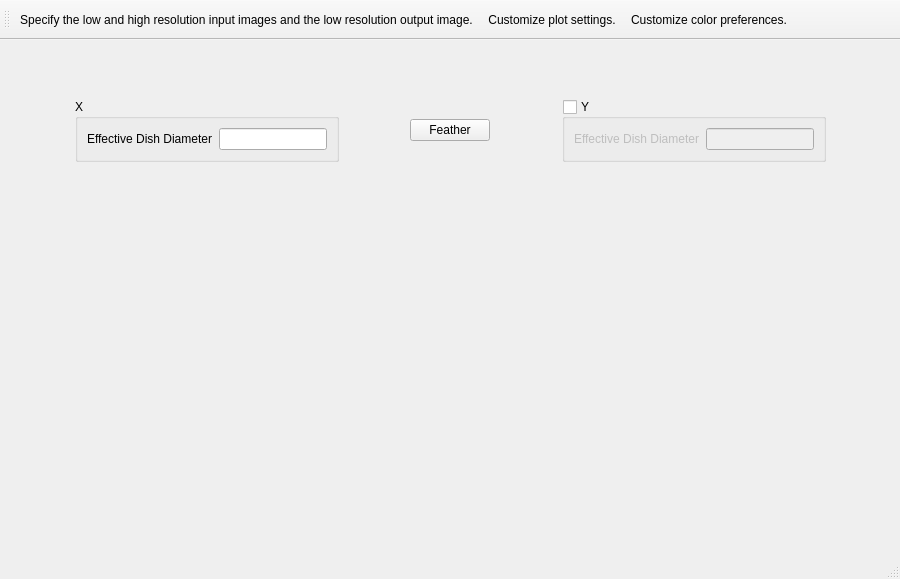
The window that code/guitools/Feather/FeatherMain.ui (radio-astro/casa) describes before a commit, drawn with Qt 5.
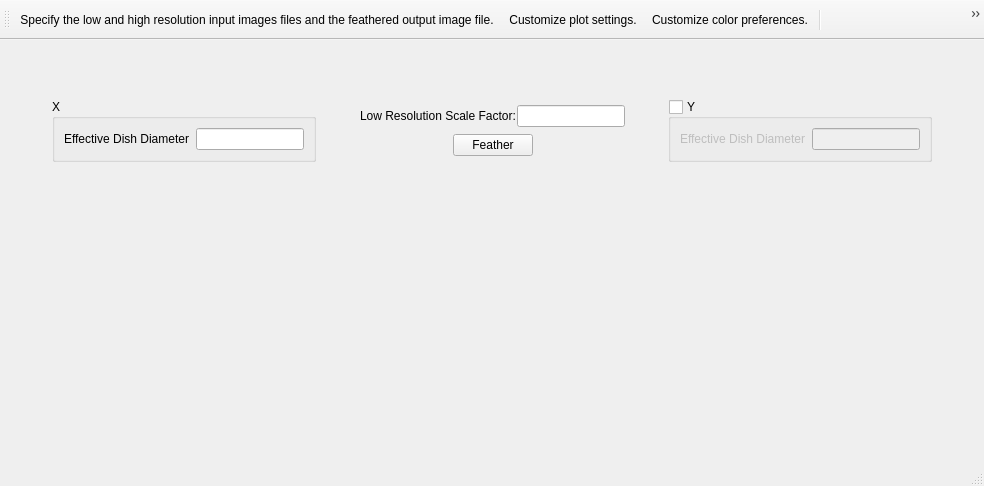
The same window after the commit. Icons and pictures are not drawn.

Commit message: New Development: Yes             JIRA Issue: No         Ready for Test: Yes      Interface Changes: Yes What Interface Changed: Various work on developing the user interface.          Test Programs: List test programs   Put in Release Notes: No              Module(s): Module Names change impacts.            Description: Work on Feather GUI interface

```diff
--- a/code/guitools/Feather/FeatherMain.ui
+++ b/code/guitools/Feather/FeatherMain.ui
@@ -6,8 +6,8 @@
    <rect>
     <x>0</x>
     <y>0</y>
-    <width>900</width>
-    <height>579</height>
+    <width>984</width>
+    <height>486</height>
    </rect>
   </property>
   <property name="sizePolicy">
@@ -20,7 +20,7 @@
    <string>Feather</string>
   </property>
   <widget class="QWidget" name="centralwidget">
-   <layout class="QVBoxLayout" name="verticalLayout_3">
+   <layout class="QVBoxLayout" name="verticalLayout_4">
     <item>
      <layout class="QHBoxLayout" name="horizontalLayout_3">
       <item>
@@ -81,7 +81,7 @@
           <property name="maximumSize">
            <size>
             <width>64</width>
-            <height>64</height>
+            <height>25</height>
            </size>
           </property>
           <property name="font">
@@ -101,6 +101,12 @@
         </item>
         <item>
          <widget class="QLabel" name="featherBottomLabel">
+          <property name="maximumSize">
+           <size>
+            <width>16777215</width>
+            <height>25</height>
+           </size>
+          </property>
           <property name="text">
            <string/>
           </property>
@@ -140,7 +146,10 @@
      </layout>
     </item>
     <item>
-     <layout class="QHBoxLayout" name="horizontalLayout">
+     <layout class="QHBoxLayout" name="horizontalLayout_6">
+      <property name="spacing">
+       <number>1</number>
+      </property>
       <item>
        <spacer name="horizontalSpacer_4">
         <property name="orientation">
@@ -162,7 +171,7 @@
         <property name="checkable">
          <bool>false</bool>
         </property>
-        <layout class="QHBoxLayout" name="horizontalLayout_2">
+        <layout class="QHBoxLayout" name="horizontalLayout">
          <item>
           <widget class="QLabel" name="label">
            <property name="text">
@@ -171,7 +180,11 @@
           </widget>
          </item>
          <item>
-          <widget class="QLineEdit" name="dishDiameterXLineEdit"/>
+          <widget class="QLineEdit" name="dishDiameterXLineEdit">
+           <property name="toolTip">
+            <string>A low resolution dish diameter in the horizontal direction.  This field can be left blank and a default will be used.</string>
+           </property>
+          </widget>
          </item>
         </layout>
        </widget>
@@ -190,11 +203,69 @@
        </spacer>
       </item>
       <item>
-       <widget class="QPushButton" name="featherButton">
-        <property name="text">
-         <string>Feather</string>
+       <layout class="QVBoxLayout" name="verticalLayout_3">
+        <property name="spacing">
+         <number>1</number>
         </property>
-       </widget>
+        <item>
+         <layout class="QHBoxLayout" name="horizontalLayout_2">
+          <item>
+           <widget class="QLabel" name="label_3">
+            <property name="text">
+             <string>Low Resolution Scale Factor:</string>
+            </property>
+           </widget>
+          </item>
+          <item>
+           <widget class="QLineEdit" name="singleDishFactorLineEdit">
+            <property name="toolTip">
+             <string>The low resolution scale factor.  If this field is left blank, 1 will be used.</string>
+            </property>
+           </widget>
+          </item>
+         </layout>
+        </item>
+        <item>
+         <layout class="QHBoxLayout" name="horizontalLayout_4">
+          <item>
+           <spacer name="horizontalSpacer_3">
+            <property name="orientation">
+             <enum>Qt::Horizontal</enum>
+            </property>
+            <property name="sizeHint" stdset="0">
+             <size>
+              <width>40</width>
+              <height>20</height>
+             </size>
+            </property>
+           </spacer>
+          </item>
+          <item>
+           <widget class="QPushButton" name="featherButton">
+            <property name="toolTip">
+             <string>Feather together the specified high resolution and low resolution image in the Fourier plane.</string>
+            </property>
+            <property name="text">
+             <string>Feather</string>
+            </property>
+           </widget>
+          </item>
+          <item>
+           <spacer name="horizontalSpacer_7">
+            <property name="orientation">
+             <enum>Qt::Horizontal</enum>
+            </property>
+            <property name="sizeHint" stdset="0">
+             <size>
+              <width>40</width>
+              <height>20</height>
+             </size>
+            </property>
+           </spacer>
+          </item>
+         </layout>
+        </item>
+       </layout>
       </item>
       <item>
        <spacer name="horizontalSpacer_10">
@@ -203,7 +274,7 @@
         </property>
         <property name="sizeHint" stdset="0">
          <size>
-          <width>40</width>
+          <width>17</width>
           <height>20</height>
          </size>
         </property>
@@ -229,7 +300,11 @@
           </widget>
          </item>
          <item>
-          <widget class="QLineEdit" name="dishDiameterYLineEdit"/>
+          <widget class="QLineEdit" name="dishDiameterYLineEdit">
+           <property name="toolTip">
+            <string>A low resolution dish diameter in the vertical direction.  This field can be left blank and a default will be used.</string>
+           </property>
+          </widget>
          </item>
         </layout>
        </widget>
@@ -257,6 +332,12 @@
         <verstretch>0</verstretch>
        </sizepolicy>
       </property>
+      <property name="minimumSize">
+       <size>
+        <width>400</width>
+        <height>200</height>
+       </size>
+      </property>
      </widget>
     </item>
    </layout>
@@ -281,6 +362,9 @@
    <addaction name="actionImageFiles"/>
    <addaction name="actionPreferences"/>
    <addaction name="actionPreferencesColor"/>
+   <addaction name="separator"/>
+   <addaction name="actionRectangleZoom"/>
+   <addaction name="actionDiameterSelector"/>
   </widget>
   <action name="actionImageFiles">
    <property name="icon">
@@ -288,7 +372,7 @@
      <normaloff>:/images/fileFolder.png</normaloff>:/images/fileFolder.png</iconset>
    </property>
    <property name="text">
-    <string>Specify the low and high resolution input images and the low resolution output image.</string>
+    <string>Specify the low and high resolution input images files and the feathered output image file.</string>
    </property>
    <property name="toolTip">
     <string>Specify the low and high resolution input images and the low resolution output image.</string>
@@ -318,6 +402,30 @@
     <string>Customize color preferences.</string>
    </property>
   </action>
+  <action name="actionRectangleZoom">
+   <property name="icon">
+    <iconset resource="Feather.qrc">
+     <normaloff>:/images/zoom.png</normaloff>:/images/zoom.png</iconset>
+   </property>
+   <property name="text">
+    <string>Click to use the left mouse button to select a rectangular zoom region.</string>
+   </property>
+   <property name="toolTip">
+    <string>Click to use the left mouse button to select a rectangular zoom region.</string>
+   </property>
+  </action>
+  <action name="actionDiameterSelector">
+   <property name="icon">
+    <iconset resource="Feather.qrc">
+     <normaloff>:/images/diameterSelector.png</normaloff>:/images/diameterSelector.png</iconset>
+   </property>
+   <property name="text">
+    <string>Click to use the left mouse button to graphically select a dish diameter.</string>
+   </property>
+   <property name="toolTip">
+    <string>Click to use the left mouse button to graphically select a dish diameter.</string>
+   </property>
+  </action>
  </widget>
  <resources>
   <include location="Feather.qrc"/>
```
Left out of the diff: 5 changed lines with no effect on the pictures. The commit also changes 33 other files.
